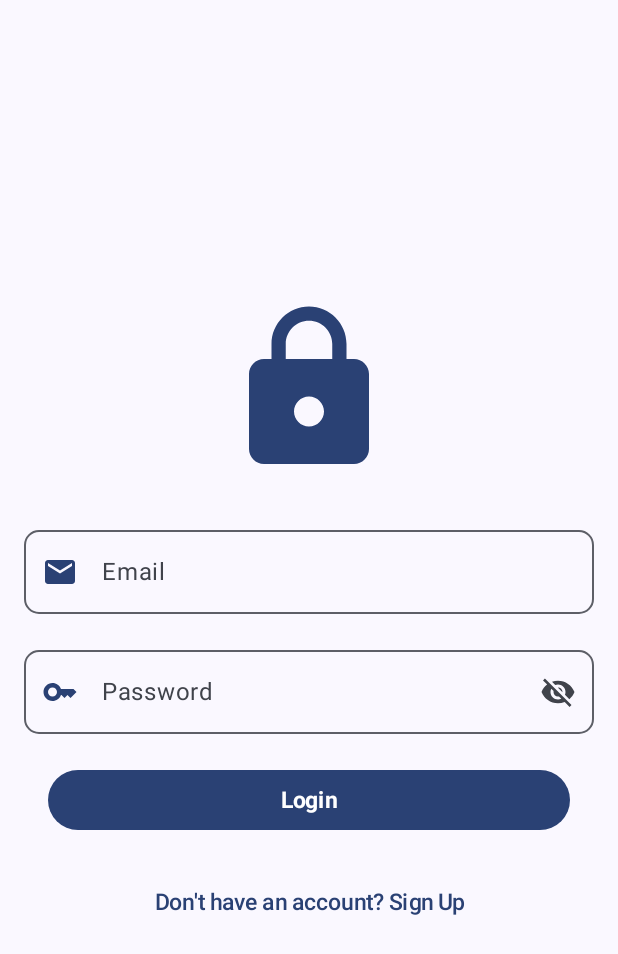
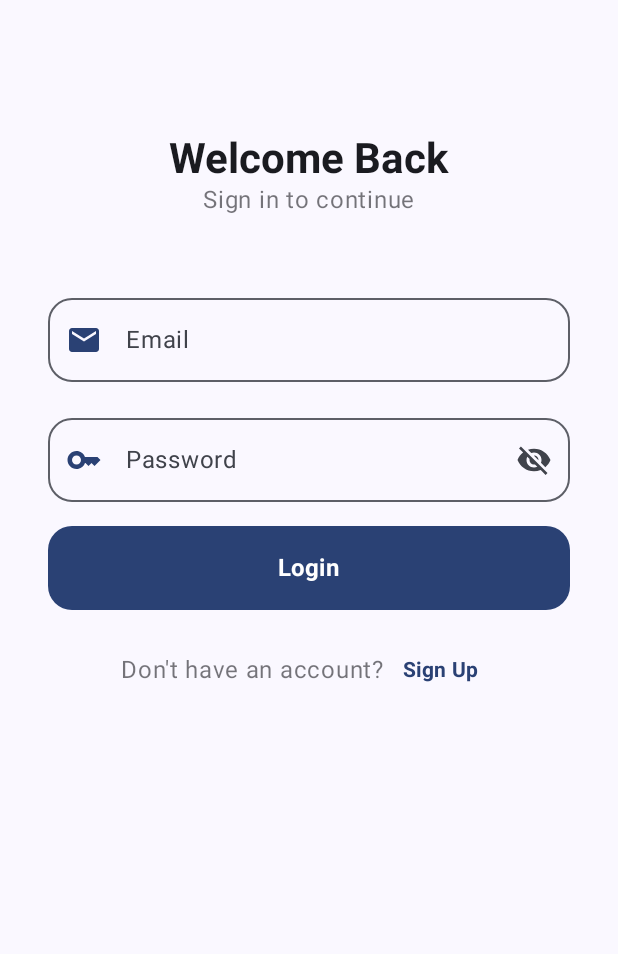
Before and after one commit to talhanuhuymaz/MindUP, an Android app built with Jetpack Compose: the screen it shows after launch (MainActivity), on a phone screen of 412 x 824 dp. Shown: the top 954 px of the screen. Run offline under Robolectric (Android 15) with nearby library versions, the phone set to English and light mode, and no system bars; our stand-ins replace Firebase (no records; nobody signed in at launch, a user with empty details on screens opened directly), livedata-compose.

Commit message:
LogIn page Updated

```diff
--- a/app/src/main/java/com/yeditepe/mindup/screens/LoginPage.kt
+++ b/app/src/main/java/com/yeditepe/mindup/screens/LoginPage.kt
@@ -63,93 +63,117 @@ fun LoginPage(modifier: Modifier = Modifier, navController: NavController, authV
         modifier = Modifier
             .fillMaxSize()
             .verticalScroll(rememberScrollState())
-            .padding(16.dp),
-        verticalArrangement = Arrangement.Center,
+            .padding(24.dp),
+        verticalArrangement = Arrangement.spacedBy(16.dp),
         horizontalAlignment = Alignment.CenterHorizontally
     ) {
+        Spacer(modifier = Modifier.height(48.dp))
 
-        Icon(
-            imageVector = Icons.Default.Lock,
-            contentDescription ="lock icon",
-            tint = MaterialTheme.colorScheme.primary,
-            modifier = Modifier.size(120.dp)
-        )
-        Spacer(modifier = Modifier.height(26.dp))
+        // Updated header section
+        Column(
+            horizontalAlignment = Alignment.CenterHorizontally,
+            modifier = Modifier.padding(bottom = 32.dp)
+        ) {
+            /*Icon(
+                imageVector = Icons.Default.Lock,
+                contentDescription = "lock icon",
+                tint = MaterialTheme.colorScheme.primary,
+                modifier = Modifier
+                    .size(80.dp)
+                    .padding(bottom = 16.dp)
+            )*/
+            Text(
+                text = "Welcome Back",
+                style = MaterialTheme.typography.headlineMedium,
+                fontWeight = FontWeight.Bold
+            )
+            Text(
+                text = "Sign in to continue",
+                style = MaterialTheme.typography.bodyLarge,
+                color = MaterialTheme.colorScheme.onSurface.copy(alpha = 0.6f)
+            )
+        }
 
+        // Updated text fields with better styling
         OutlinedTextField(
             value = email,
             onValueChange = { email = it },
-            label = { Text(text = "Email") },
+            label = { Text("Email") },
             singleLine = true,
-            modifier = Modifier.fillMaxWidth(),
-            shape =  RoundedCornerShape(10.dp),
+            modifier = Modifier
+                .fillMaxWidth()
+                .padding(horizontal = 8.dp),
+            shape = RoundedCornerShape(16.dp),
             leadingIcon = {
                 Icon(
                     imageVector = Icons.Default.Email,
-                    contentDescription = "",
+                    contentDescription = null,
                     tint = MaterialTheme.colorScheme.primary
                 )
-
             }
         )
-
-        Spacer(modifier = Modifier.height(16.dp))
 
         OutlinedTextField(
             value = password,
             onValueChange = { password = it },
-            label = { Text(text = "Password") },
+            label = { Text("Password") },
             visualTransformation = if (passwordVisible) VisualTransformation.None else PasswordVisualTransformation(),
             singleLine = true,
-            shape =  RoundedCornerShape(10.dp),
-            modifier = Modifier.fillMaxWidth(),
-            trailingIcon = {
-                val image =
-                    if (passwordVisible) Icons.Filled.Visibility else Icons.Filled.VisibilityOff
-                val description = if (passwordVisible) "Hide password" else "Show password"
-                IconButton(onClick = { passwordVisible = !passwordVisible }) {
-                    Icon(imageVector = image, contentDescription = description)
-                }
-            },
+            modifier = Modifier
+                .fillMaxWidth()
+                .padding(horizontal = 8.dp),
+            shape = RoundedCornerShape(16.dp),
             leadingIcon = {
                 Icon(
                     imageVector = Icons.Default.Key,
-                    contentDescription = "",
+                    contentDescription = null,
                     tint = MaterialTheme.colorScheme.primary
                 )
-
+            },
+            trailingIcon = {
+                IconButton(onClick = { passwordVisible = !passwordVisible }) {
+                    Icon(
+                        imageVector = if (passwordVisible) Icons.Filled.Visibility else Icons.Filled.VisibilityOff,
+                        contentDescription = if (passwordVisible) "Hide password" else "Show password"
+                    )
+                }
             }
-
         )
 
-
-        Spacer(modifier = Modifier.height(20.dp))
-
+        // Updated login button with better styling
         Button(
-            onClick = {
-                authViewModel.login(email,password)
-            },
+            onClick = { authViewModel.login(email, password) },
             enabled = authState.value != AuthState.Loading,
             modifier = Modifier
                 .fillMaxWidth()
-                .padding(horizontal = 16.dp)
+                .height(56.dp)
+                .padding(horizontal = 8.dp),
+            shape = RoundedCornerShape(16.dp)
         ) {
-            Text(text = "Login", fontWeight = FontWeight.Bold, fontSize = 15.sp)
+            Text(
+                text = "Login",
+                fontWeight = FontWeight.Bold,
+                fontSize = 16.sp
+            )
         }
 
-        Spacer(modifier = Modifier.height(20.dp))
-
-        TextButton(
-            onClick = {
-                navController.navigate("signup")
-            }
+        // Updated sign up section
+        Row(
+            modifier = Modifier.fillMaxWidth(),
+            horizontalArrangement = Arrangement.Center,
+            verticalAlignment = Alignment.CenterVertically
         ) {
             Text(
-                text = "Don't have an account? Sign Up",
-                fontSize = 15.sp,
-                textAlign = TextAlign.Center
+                text = "Don't have an account?",
+                color = MaterialTheme.colorScheme.onSurface.copy(alpha = 0.6f)
             )
+            TextButton(onClick = { navController.navigate("signup") }) {
+                Text(
+                    text = "Sign Up",
+                    color = MaterialTheme.colorScheme.primary,
+                    fontWeight = FontWeight.Bold
+                )
+            }
         }
     }
-
 }
```
